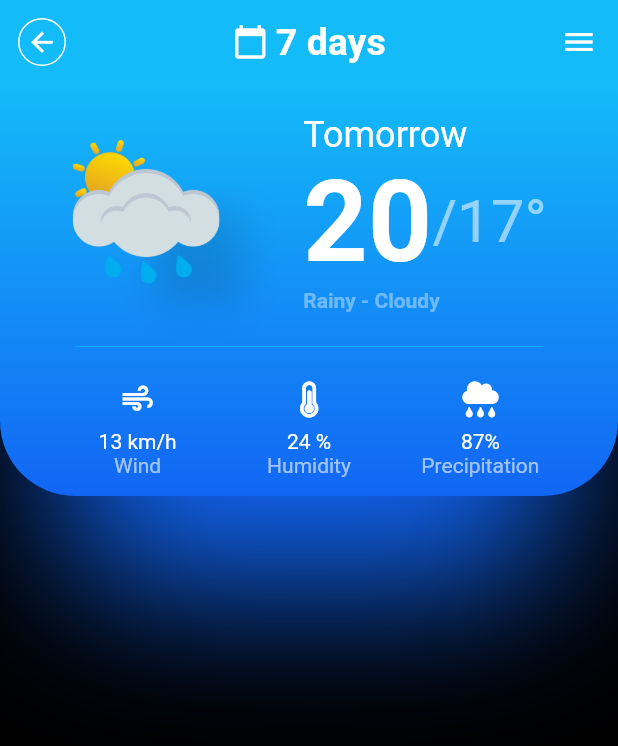
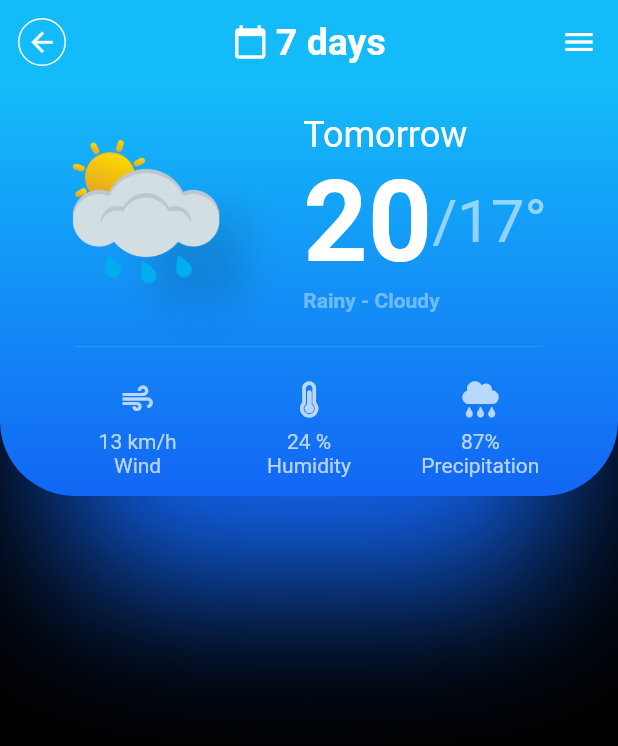
Before and after one commit to fauzanafism/weather_ui_kit, a Flutter app: the screen it shows after launch, on a phone screen of 412 x 824 dp. Shown: the top 746 px of the screen. Run offline on Flutter 3.47's test engine with Material 2 defaults, Android fonts, the phone set to English and light mode, and no system bars; our stand-ins replace font_awesome_flutter.

Commit message:
adjusted color of weather params widget

```diff
--- a/lib/presentation/widgets/weather_params.dart
+++ b/lib/presentation/widgets/weather_params.dart
@@ -15,15 +15,15 @@ class WeatherParams extends StatelessWidget {
           width: 85,
           child: Column(
             children: const [
-              Icon(Icons.air, color: Colors.white),
+              Icon(Icons.air, color: Colors.white70),
               SizedBox(
                 height: 8,
               ),
               Text('13 km/h',
-                  style: TextStyle(color: Colors.white)),
+                  style: TextStyle(color: Colors.white70)),
               Text(
                 'Wind',
-                style: TextStyle(color: Colors.white60),
+                style: TextStyle(color: Colors.white70),
               )
             ],
           ),
@@ -34,15 +34,15 @@ class WeatherParams extends StatelessWidget {
             children: const [
               FaIcon(
                 FontAwesomeIcons.thermometerThreeQuarters,
-                color: Colors.white,
+                color: Colors.white70,
               ),
               SizedBox(
                 height: 8,
               ),
-              Text('24 %', style: TextStyle(color: Colors.white)),
+              Text('24 %', style: TextStyle(color: Colors.white70)),
               Text(
                 'Humidity',
-                style: TextStyle(color: Colors.white60),
+                style: TextStyle(color: Colors.white70),
               )
             ],
           ),
@@ -52,14 +52,14 @@ class WeatherParams extends StatelessWidget {
           child: Column(
             children: const [
               FaIcon(FontAwesomeIcons.cloudRain,
-                  color: Colors.white),
+                  color: Colors.white70),
               SizedBox(
                 height: 8,
               ),
-              Text('87%', style: TextStyle(color: Colors.white)),
+              Text('87%', style: TextStyle(color: Colors.white70)),
               Text(
                 'Precipitation',
-                style: TextStyle(color: Colors.white60),
+                style: TextStyle(color: Colors.white70),
               )
             ],
           ),
```
